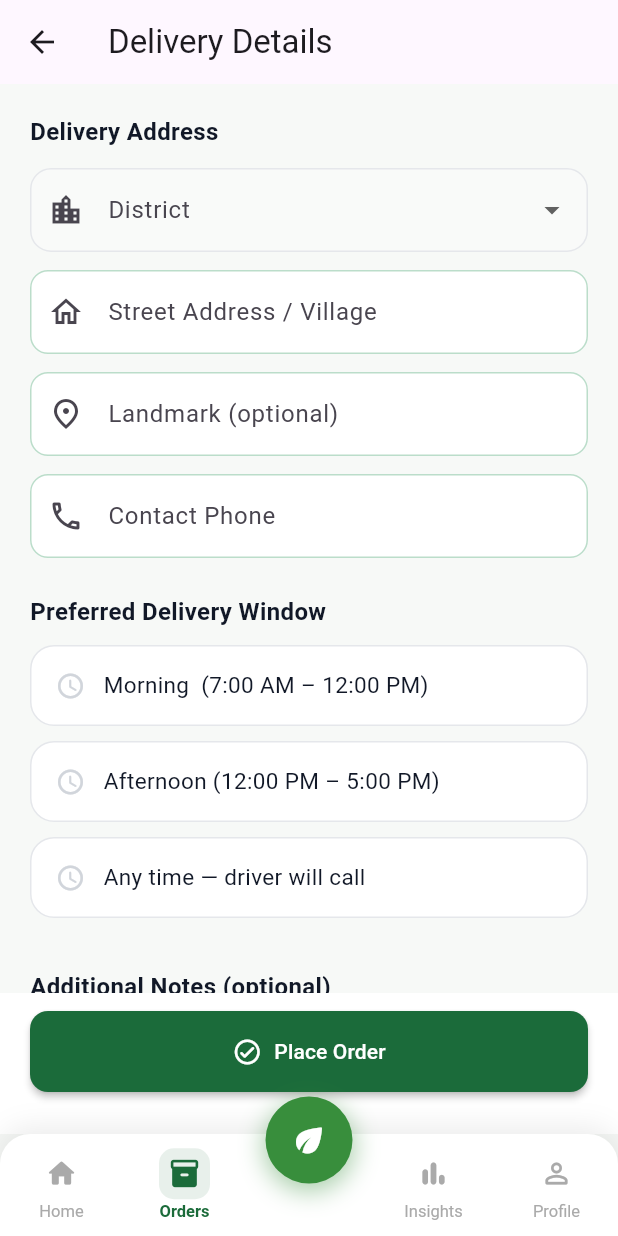
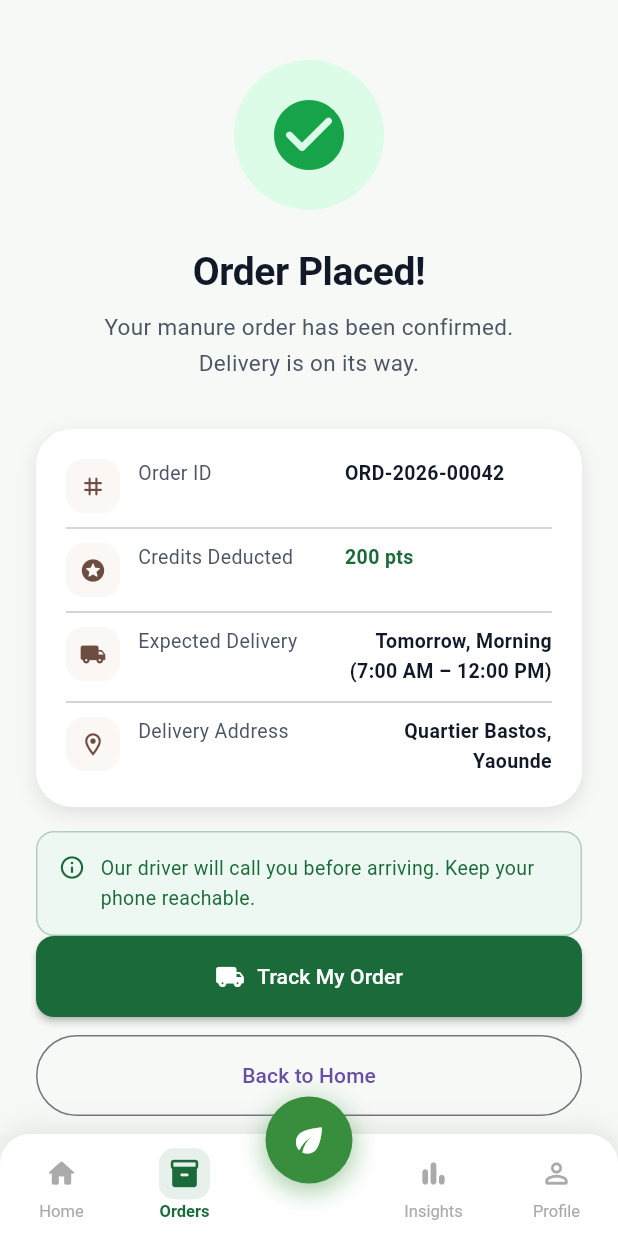
Before and after one commit to Kanjo-Elkamira-Ndi/crrf-mobile-platform, a Flutter app: the screen it shows after launch, on a phone screen of 412 x 824 dp. Run offline on Flutter 3.47's test engine with Material 3 defaults, Android fonts, the phone set to English and light mode, and no system bars; Roboto replaces fonts that are missing (DM Sans).

Commit message:
Created the farmers order confirmation screen

```diff
--- a/mobile_app/lib/main.dart
+++ b/mobile_app/lib/main.dart
@@ -26,7 +26,8 @@
 // import 'package:crrfapp/pages/f03_product_detail_screen.dart';
 // import 'package:crrfapp/pages/f04_f05_f06_checkout_screens.dart';
 // import 'package:crrfapp/pages/f04_cart_screen.dart';
-import 'package:crrfapp/pages/f05_delivery_details_screen.dart';
+// import 'package:crrfapp/pages/f05_delivery_details_screen.dart';
+import 'package:crrfapp/pages/f06_order_confirmation_screen.dart';
 // import 'package:crrfapp/core/constants/app_constants.dart';
 import 'package:flutter/material.dart';
 
@@ -71,8 +72,8 @@ class MyApp extends StatelessWidget {
       // home: const MarketplaceCatalogScreen(),
       // home: const ProductDetailScreen(productId: "123"),
       // home: const CartScreen(),
-      home: const DeliveryDetailsScreen(),
-      // home: const OrderConfirmationScreen(),
+      // home: const DeliveryDetailsScreen(),
+      home: const OrderConfirmationScreen(),
     );
   }
 }
--- /dev/null
+++ b/mobile_app/lib/pages/f06_order_confirmation_screen.dart
@@ -0,0 +1,195 @@
+import 'package:flutter/material.dart';
+import '../../../core/theme/app_colors.dart';
+import '../../../core/theme/app_text_styles.dart';
+import '../../../core/constants/app_constants.dart';
+import '../../../widgets/common_widgets.dart';
+
+// ═════════════════════════════════════════════════════════════
+// F-06 — Order Confirmation Screen
+// ═════════════════════════════════════════════════════════════
+/// Success screen after order is placed.
+/// Displays order ID, credits deducted, expected delivery, CTAs.
+class OrderConfirmationScreen extends StatelessWidget {
+  const OrderConfirmationScreen({super.key});
+
+  @override
+  Widget build(BuildContext context) {
+    // TODO: Receive real data via route args / OrderBloc state
+    const orderId = 'ORD-2026-00042';
+    const creditsDeducted = 200;
+    const deliveryWindow = 'Tomorrow, Morning (7:00 AM – 12:00 PM)';
+    const address = 'Quartier Bastos, Yaounde';
+
+    return FarmerScaffold(
+      currentTab: FarmerNavTab.orders,
+      body: Scaffold(
+        backgroundColor: AppColors.background,
+        body: SafeArea(
+          child: Padding(
+            padding: const EdgeInsets.symmetric(horizontal: 24),
+            child: Column(
+              children: [
+                const SizedBox(height: 40),
+
+                // ── Success icon ──────────────────────────────────
+                Container(
+                  width: 100,
+                  height: 100,
+                  decoration: const BoxDecoration(
+                    color: AppColors.successLight,
+                    shape: BoxShape.circle,
+                  ),
+                  child: const Icon(
+                    Icons.check_circle_rounded,
+                    color: AppColors.successGreen,
+                    size: 56,
+                  ),
+                ),
+
+                const SizedBox(height: 24),
+                Text(
+                  'Order Placed!',
+                  style: AppTextStyles.h1,
+                  textAlign: TextAlign.center,
+                ),
+                const SizedBox(height: 8),
+                Text(
+                  'Your manure order has been confirmed.\nDelivery is on its way.',
+                  style: AppTextStyles.body.copyWith(
+                    color: AppColors.textSecondary,
+                    height: 1.6,
+                  ),
+                  textAlign: TextAlign.center,
+                ),
+
+                const SizedBox(height: 32),
+
+                // ── Details card ──────────────────────────────────
+                Container(
+                  width: double.infinity,
+                  padding: const EdgeInsets.all(20),
+                  decoration: BoxDecoration(
+                    color: AppColors.white,
+                    borderRadius: BorderRadius.circular(AppConstants.radiusXL),
+                    boxShadow: const [
+                      BoxShadow(
+                        color: AppColors.shadow,
+                        blurRadius: 10,
+                        offset: Offset(0, 4),
+                      ),
+                    ],
+                  ),
+                  child: Column(
+                    children: [
+                      _ConfirmRow(
+                        icon: Icons.tag_rounded,
+                        label: 'Order ID',
+                        value: orderId,
+                      ),
+                      const Divider(height: 20),
+                      _ConfirmRow(
+                        icon: Icons.stars_rounded,
+                        label: 'Credits Deducted',
+                        value: '$creditsDeducted pts',
+                        valueColor: AppColors.forestGreen,
+                      ),
+                      const Divider(height: 20),
+                      _ConfirmRow(
+                        icon: Icons.local_shipping_rounded,
+                        label: 'Expected Delivery',
+                        value: deliveryWindow,
+                      ),
+                      const Divider(height: 20),
+                      _ConfirmRow(
+                        icon: Icons.location_on_outlined,
+                        label: 'Delivery Address',
+                        value: address,
+                      ),
+                    ],
+                  ),
+                ),
+
+                const SizedBox(height: 16),
+                const CalloutCard(
+                  message:
+                      'Our driver will call you before arriving. Keep your phone reachable.',
+                  type: CalloutType.info,
+                ),
+
+                const Spacer(),
+
+                // ── CTAs ─────────────────────────────────────────
+                CrrfPrimaryButton(
+                  label: 'Track My Order',
+                  onPressed: () =>
+                      Navigator.of(context).pushNamedAndRemoveUntil(
+                        AppRoutes.orderHistory,
+                        (r) => r.settings.name == AppRoutes.farmerHome,
+                      ),
+                  leadingIcon: Icons.local_shipping_rounded,
+                ),
+                const SizedBox(height: 12),
+                CrrfSecondaryButton(
+                  label: 'Back to Home',
+                  onPressed: () => Navigator.of(
+                    context,
+                  ).pushNamedAndRemoveUntil(AppRoutes.farmerHome, (_) => false),
+                ),
+                const SizedBox(height: 24),
+              ],
+            ),
+          ),
+        ),
+      ),
+    );
+  }
+}
+
+class _ConfirmRow extends StatelessWidget {
+  final IconData icon;
+  final String label, value;
+  final Color? valueColor;
+  const _ConfirmRow({
+    required this.icon,
+    required this.label,
+    required this.value,
+    this.valueColor,
+  });
+
+  @override
+  Widget build(BuildContext context) {
+    return Row(
+      crossAxisAlignment: CrossAxisAlignment.start,
+      children: [
+        Container(
+          width: 36,
+          height: 36,
+          decoration: BoxDecoration(
+            color: AppColors.brownLighter,
+            borderRadius: BorderRadius.circular(AppConstants.radiusM),
+          ),
+          child: Icon(icon, color: AppColors.earthBrown, size: 18),
+        ),
+        const SizedBox(width: 12),
+        Expanded(
+          child: Text(
+            label,
+            style: AppTextStyles.bodySmall.copyWith(
+              color: AppColors.textSecondary,
+            ),
+          ),
+        ),
+        Flexible(
+          child: Text(
+            value,
+            style: AppTextStyles.bodySmall.copyWith(
+              color: valueColor ?? AppColors.textPrimary,
+              fontWeight: FontWeight.w700,
+            ),
+            textAlign: TextAlign.right,
+          ),
+        ),
+      ],
+    );
+  }
+}
```
